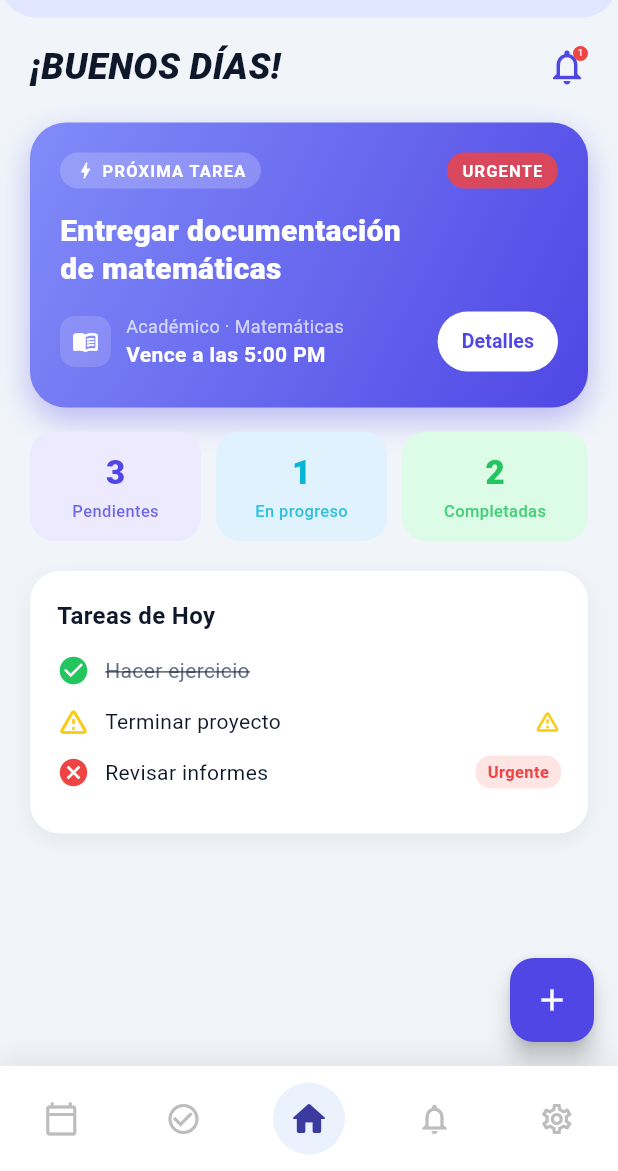
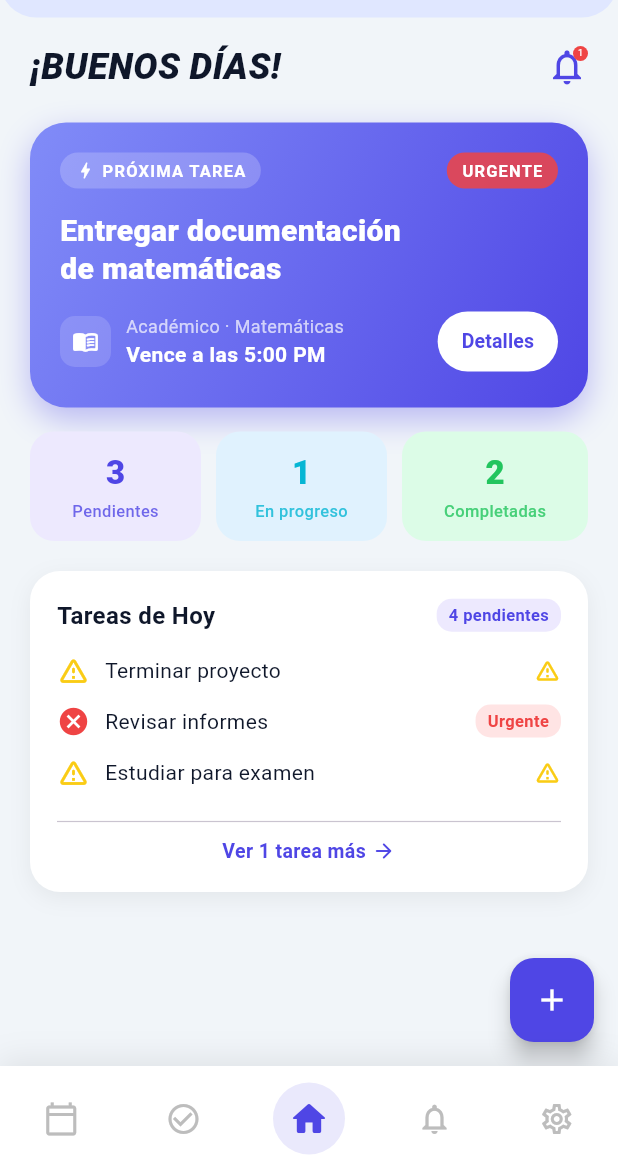
Before and after one commit to demonic-darkness/OptiTime, a Flutter app: the MainNavigator screen opened directly, on a phone screen of 412 x 824 dp, the part 65-1236 px from its top. Run offline on Flutter 3.47's test engine with Material 3 defaults, Android fonts, the phone set to English and light mode, and no system bars; our stand-ins replace image_picker, shared_preferences, sqflite; accounts and stored records are empty.

Commit message:
cambio de widget y paleta de colores
cambie el widget de tareas de hoy del home screen y actualize la paleta de collores de la task screen a la que estamos usando

```diff
--- a/lib/screens/home_screen.dart
+++ b/lib/screens/home_screen.dart
@@ -13,14 +13,15 @@ class _HomeScreenState extends State<HomeScreen> {
 
   // ── Tareas de ejemplo ──────────────────────────────────────────────────────
 final List<Map<String, dynamic>> _todayTasks = [
-    {'title': 'Hacer ejercicio',   'status': 'done'},
-    {'title': 'Terminar proyecto', 'status': 'warning'},
-    {'title': 'Revisar informes',  'status': 'urgent'},
+  {'title': 'Hacer ejercicio',       'status': 'done'},
+  {'title': 'Terminar proyecto',     'status': 'warning'},
+  {'title': 'Revisar informes',      'status': 'urgent'},
+  {'title': 'Estudiar para examen',  'status': 'warning'},  // +
+  {'title': 'Leer capítulo 5',       'status': 'urgent'},   // +
 ];
 
   // ── Paleta: Enfoque Índigo ─────────────────────────────────────────────────
   static const Color _primary   = Color(0xFF4F46E5);
-  static const Color _accent    = Color(0xFF7C3AED);
   static const Color _info      = Color(0xFF06B6D4);
   static const Color _bgPage    = Color(0xFFF1F5F9);
   static const Color _textDark  = Color(0xFF0F172A);
@@ -359,8 +360,14 @@ class _HomeScreenState extends State<HomeScreen> {
     );
   }
 
-  // ── Tareas de hoy ──────────────────────────────────────────────────────────
+  // ── Tareas de hoy (colapsable, máx 3 visibles) ────────────────────────────
+  static const int _taskPreviewLimit = 3;
+
   Widget _buildTodayTasks() {
+    final pending = _todayTasks.where((t) => t['status'] != 'done').toList();
+    final visible = pending.take(_taskPreviewLimit).toList();
+    final extra   = pending.length - _taskPreviewLimit;
+
     return Container(
       padding: const EdgeInsets.all(18),
       decoration: BoxDecoration(
@@ -377,6 +384,10 @@ class _HomeScreenState extends State<HomeScreen> {
       child: Column(
         crossAxisAlignment: CrossAxisAlignment.start,
         children: [
+          // ── Encabezado ────────────────────────────────────────────────────
+          Row(
+            mainAxisAlignment: MainAxisAlignment.spaceBetween,
+            children: [
               const Text(
                 'Tareas de Hoy',
                 style: TextStyle(
@@ -385,8 +396,66 @@ class _HomeScreenState extends State<HomeScreen> {
                   color: _textDark,
                 ),
               ),
+              if (pending.isNotEmpty)
+                Container(
+                  padding: const EdgeInsets.symmetric(horizontal: 8, vertical: 3),
+                  decoration: BoxDecoration(
+                    color: const Color(0xFFEDE9FE),
+                    borderRadius: BorderRadius.circular(10),
+                  ),
+                  child: Text(
+                    '${pending.length} pendiente${pending.length > 1 ? 's' : ''}',
+                    style: const TextStyle(
+                      fontSize: 11,
+                      fontWeight: FontWeight.w600,
+                      color: _primary,
+                    ),
+                  ),
+                ),
+            ],
+          ),
+
           const SizedBox(height: 14),
-          ..._todayTasks.map((task) => Padding(
+
+          // ── Estado vacío ──────────────────────────────────────────────────
+          if (pending.isEmpty)
+            Padding(
+              padding: const EdgeInsets.symmetric(vertical: 12),
+              child: Row(
+                children: [
+                  Container(
+                    padding: const EdgeInsets.all(10),
+                    decoration: BoxDecoration(
+                      color: const Color(0xFFDCFCE7),
+                      borderRadius: BorderRadius.circular(12),
+                    ),
+                    child: const Icon(Icons.celebration_rounded,
+                        color: _success, size: 24),
+                  ),
+                  const SizedBox(width: 12),
+                  const Column(
+                    crossAxisAlignment: CrossAxisAlignment.start,
+                    children: [
+                      Text(
+                        '¡Sin pendientes por hoy!',
+                        style: TextStyle(
+                          fontSize: 14,
+                          fontWeight: FontWeight.w700,
+                          color: _textDark,
+                        ),
+                      ),
+                      Text(
+                        'Disfruta tu tiempo libre 🎉',
+                        style: TextStyle(fontSize: 12, color: _textMuted),
+                      ),
+                    ],
+                  ),
+                ],
+              ),
+            ),
+
+          // ── Lista (máx 3) ─────────────────────────────────────────────────
+          ...visible.map((task) => Padding(
                 padding: const EdgeInsets.only(bottom: 12),
                 child: Row(
                   children: [
@@ -399,12 +468,9 @@ class _HomeScreenState extends State<HomeScreen> {
                     Expanded(
                       child: Text(
                         task['title'],
-                        style: TextStyle(
+                        style: const TextStyle(
                           fontSize: 14,
-                          color: task['status'] == 'done' ? _textMuted : _textDark,
-                          decoration: task['status'] == 'done'
-                              ? TextDecoration.lineThrough
-                              : TextDecoration.none,
+                          color: _textDark,
                         ),
                       ),
                     ),
@@ -431,6 +497,32 @@ class _HomeScreenState extends State<HomeScreen> {
                   ],
                 ),
               )),
+
+          // ── Botón "Ver todas" si hay más de 3 ────────────────────────────
+          if (extra > 0) ...[
+            const Divider(height: 20, thickness: 0.8),
+            GestureDetector(
+              onTap: () {
+                // TODO: navegar a pestaña de tareas
+              },
+              child: Row(
+                mainAxisAlignment: MainAxisAlignment.center,
+                children: [
+                  Text(
+                    'Ver $extra tarea${extra > 1 ? 's' : ''} más',
+                    style: const TextStyle(
+                      fontSize: 13,
+                      fontWeight: FontWeight.w600,
+                      color: _primary,
+                    ),
+                  ),
+                  const SizedBox(width: 4),
+                  const Icon(Icons.arrow_forward_rounded,
+                      color: _primary, size: 16),
+                ],
+              ),
+            ),
+          ],
         ],
       ),
     );
--- a/lib/screens/main.dart
+++ b/lib/screens/main.dart
@@ -31,7 +31,7 @@ class OptiTimeApp extends StatelessWidget {
       title: 'OptiTime',
       debugShowCheckedModeBanner: false,
       theme: ThemeData(
-        scaffoldBackgroundColor: const Color(0xFFF0F4FF),
+        scaffoldBackgroundColor: const Color(0xFFF1F5F9), // igual que _bgPage en home_screen
       ),
       home: const MainNavigator(),
     );
@@ -48,19 +48,21 @@ class MainNavigator extends StatefulWidget {
 class _MainNavigatorState extends State<MainNavigator> {
   int _selectedIndex = 2; // Inicia en Home (posición 2)
 
-  // Agrega aquí las pantallas en el mismo orden que los íconos del nav
+  // ── Paleta: Enfoque Índigo ─────────────────────────────────────────────────
+  static const Color _primary     = Color(0xFF4F46E5);
+  static const Color _navInactive = Color(0xFFBDBDBD);
+
   final List<Widget> _screens = [
-    const Placeholder(), // 0 - Calendario (próximamente)
-    const TasksScreen(), // 1 - Tareas
-    const HomeScreen(),  // 2 - Inicio
-    const Placeholder(), // 3 - Notificaciones (próximamente)
-    const SettingsScreen(), // 4 - Configuración (próximamente)
+    const Placeholder(),    // 0 - Calendario (próximamente)
+    const TasksScreen(),    // 1 - Tareas
+    const HomeScreen(),     // 2 - Inicio
+    const Placeholder(),    // 3 - Notificaciones (próximamente)
+    const SettingsScreen(), // 4 - Configuración
   ];
 
   @override
   Widget build(BuildContext context) {
     return Scaffold(
-      // IndexedStack mantiene el estado de cada pantalla al cambiar de tab
       body: IndexedStack(
         index: _selectedIndex,
         children: _screens,
@@ -101,15 +103,13 @@ class _MainNavigatorState extends State<MainNavigator> {
               padding: const EdgeInsets.all(10),
               decoration: isSelected
                   ? BoxDecoration(
-                      color: const Color(0xFF5B8DEF).withOpacity(0.12),
+                      color: _primary.withOpacity(0.12),
                       shape: BoxShape.circle,
                     )
                   : null,
               child: Icon(
                 icons[i],
-                color: isSelected
-                    ? const Color(0xFF3A3A9F)
-                    : const Color(0xFFBDBDBD),
+                color: isSelected ? _primary : _navInactive,
                 size: isSelected ? 28 : 24,
               ),
             ),
```
Also changed, not shown: lib/screens/tasks_screen.dart (+64 -31 lines). Lines whose indentation alone changed are shown as unchanged.
